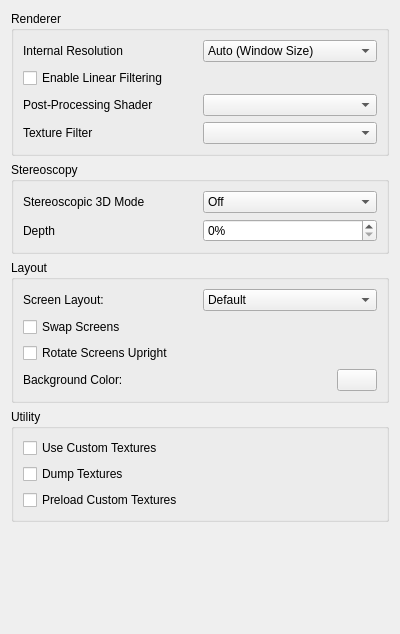
Old version of the form src/citra_qt/configuration/configure_enhancements.ui in the repository PabloMK7/citra.
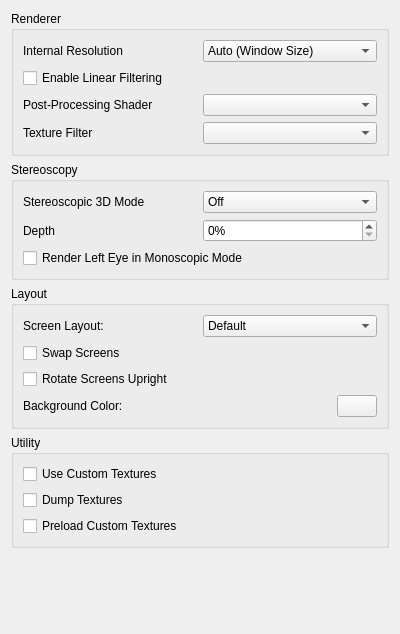
New version of the form.

Commit message: add mono_render_left_eye option (#6140)

Patch:
```diff
--- a/src/citra_qt/configuration/configure_enhancements.ui
+++ b/src/citra_qt/configuration/configure_enhancements.ui
@@ -207,6 +207,20 @@
         </item>
        </layout>
       </item>
+       <item>
+         <layout class="QHBoxLayout" name="horizontalLayout_9">
+           <item>
+           <widget class="QCheckBox" name="mono_render_left_eye">
+             <property name="toolTip">
+               <string>&lt;html&gt;&lt;head/&gt;&lt;body&gt;&lt;p&gt;If false, right eye will be used. Useful if using ReShade&lt;/p&gt;&lt;/body&gt;&lt;/html&gt;</string>
+             </property>
+             <property name="text">
+               <string>Render Left Eye in Monoscopic Mode</string>
+             </property>
+           </widget>
+           </item>
+         </layout>
+       </item>
      </layout>
     </widget>
    </item>
```
Left out of the diff: 1 changed line with no effect on the pictures. The commit also changes 8 other files.
